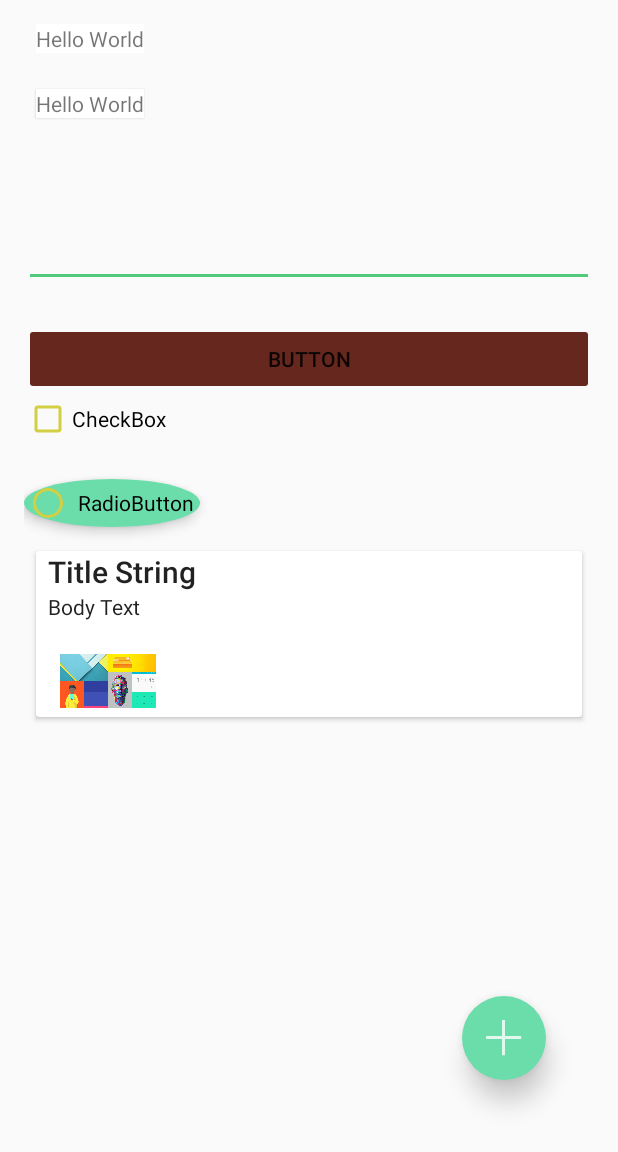
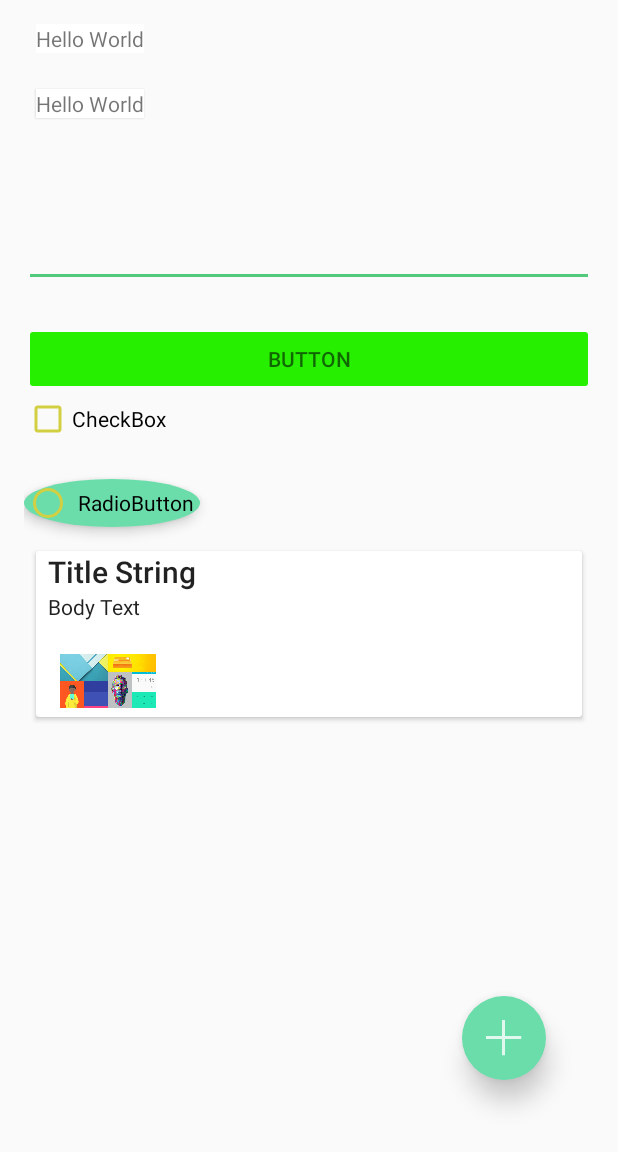
Before and after one commit to 3dmg/AndroidStudioSandbox, an Android app: the screen it shows after launch (HomeActivity), on a phone screen of 412 x 824 dp, the part 84-1236 px from its top. Run offline under Robolectric (Android 15) with nearby library versions, the phone set to English and light mode, and no system bars.

Commit message:
test ColorUtils

```diff
--- a/mobile/src/main/java/at/mg/androidstudiosandbox/fragments/PlaceholderFragment.java
+++ b/mobile/src/main/java/at/mg/androidstudiosandbox/fragments/PlaceholderFragment.java
@@ -4,12 +4,16 @@ import android.animation.Animator;
 import android.app.Activity;
 import android.content.Intent;
 import android.content.res.Resources;
+import android.graphics.Color;
 import android.os.Bundle;
 import android.support.v4.app.ActivityCompat;
 import android.support.v4.app.ActivityOptionsCompat;
 import android.support.v4.app.Fragment;
+import android.support.v4.graphics.ColorUtils;
 import android.support.v4.view.ViewCompat;
 import android.support.v7.app.AlertDialog;
+import android.util.Log;
+import android.util.TypedValue;
 import android.view.LayoutInflater;
 import android.view.View;
 import android.view.ViewAnimationUtils;
@@ -91,6 +95,19 @@ public class PlaceholderFragment extends Fragment {
             }
         });
 
+        int buttonColor = Color.BLACK;
+        TypedValue a = new TypedValue();
+        getActivity().getTheme().resolveAttribute(R.attr.colorButtonNormal, a, true);
+        if (a.type >= TypedValue.TYPE_FIRST_COLOR_INT && a.type <= TypedValue.TYPE_LAST_COLOR_INT) {
+            buttonColor = a.data;
+        }
+
+        int minAlpha = ColorUtils.calculateMinimumAlpha(Color.BLACK, buttonColor, 4.5f);
+        Log.i("PF", "minAlpha: " + minAlpha);
+        if (minAlpha != -1) {
+            button.setTextColor(ColorUtils.setAlphaComponent(Color.BLACK, minAlpha));
+        }
+
         ImageButton fab = (ImageButton) rootView.findViewById(R.id.fab);
         fab.setOnClickListener(new View.OnClickListener() {
             @Override
--- a/mobile/src/main/res/values/styles.xml
+++ b/mobile/src/main/res/values/styles.xml
@@ -20,7 +20,7 @@
 
         <item name="colorControlNormal">#ffd2d042</item>
 
-        <item name="colorButtonNormal">#ff66271e</item>
+        <item name="colorButtonNormal">#ff26ef00</item>
 
         <!--<item name="colorEdgeEffect">#ffa39216</item>-->
 
```
